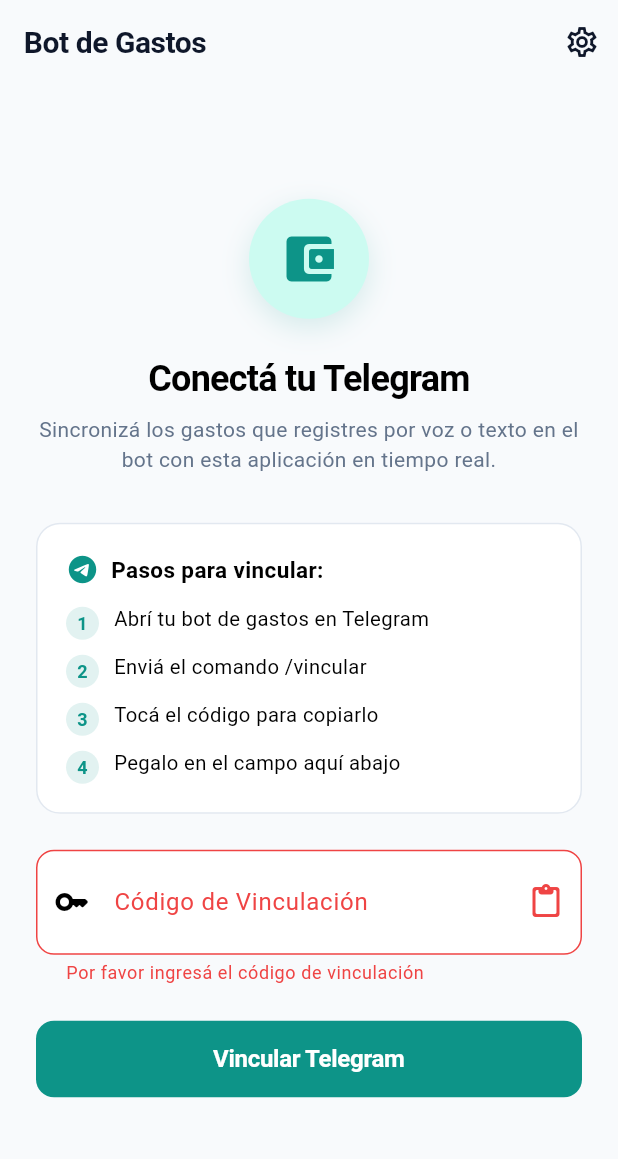
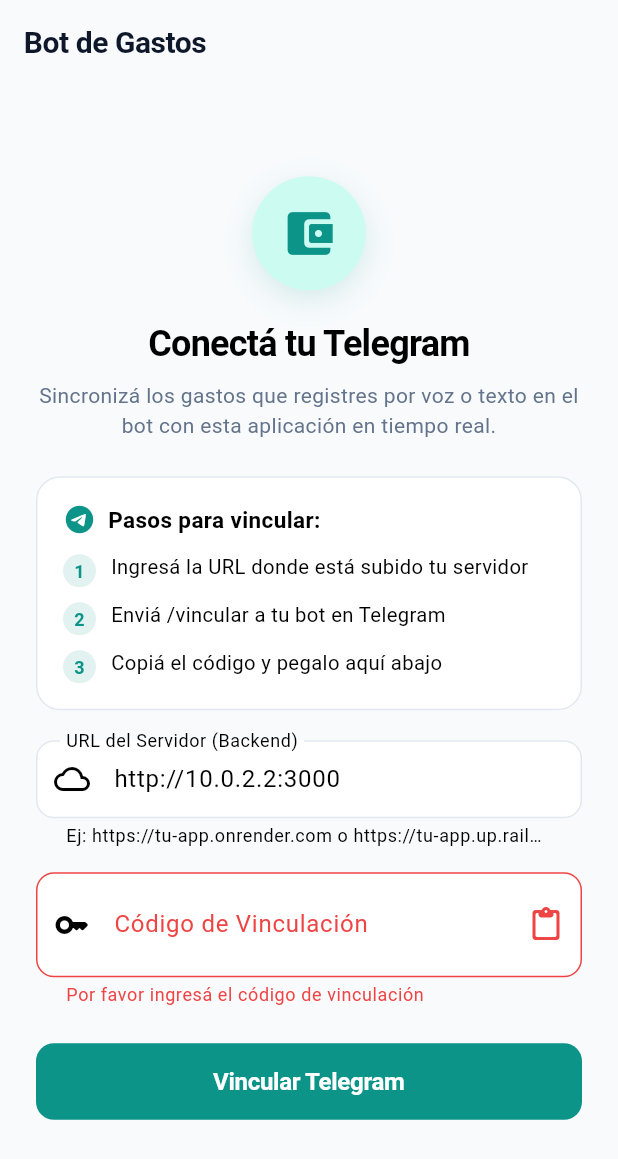
Before and after one commit to Santiago-Carrizo7/bot-gastos, a Flutter app: the screen it shows after launch, after a tap on "Vincular Telegram", on a phone screen of 412 x 824 dp. Shown: the top 1159 px of the screen. Run offline on Flutter 3.47's test engine with Material 3 defaults, Android fonts, the phone set to English and light mode, and no system bars; our stand-ins replace dio, fl_chart, flutter_riverpod, flutter_secure_storage; network calls fail.

Commit message:
fix(mobile): habilitar permiso internet en AndroidManifest y corregir vinculacion remota

```diff
--- a/mobile/lib/core/api/api_client.dart
+++ b/mobile/lib/core/api/api_client.dart
@@ -10,9 +10,9 @@
       : dio = customDio ?? Dio() {
     dio.options = BaseOptions(
       baseUrl: ApiEndpoints.defaultBaseUrl,
-      connectTimeout: const Duration(seconds: 10),
-      receiveTimeout: const Duration(seconds: 10),
-      sendTimeout: const Duration(seconds: 10),
+      connectTimeout: const Duration(seconds: 45),
+      receiveTimeout: const Duration(seconds: 45),
+      sendTimeout: const Duration(seconds: 30),
       headers: {
         'Content-Type': 'application/json',
         'Accept': 'application/json',
@@ -25,15 +25,21 @@
           // Inyectar URL base dinámica
           final customUrl = await storageService.getApiBaseUrl();
           if (customUrl != null && customUrl.trim().isNotEmpty) {
-            options.baseUrl = customUrl.trim();
+            var clean = customUrl.trim();
+            if (clean.endsWith('/')) {
+              clean = clean.substring(0, clean.length - 1);
+            }
+            options.baseUrl = clean;
           } else {
             options.baseUrl = ApiEndpoints.defaultBaseUrl;
           }
 
-          // Inyectar Bearer token
-          final token = await storageService.getAuthToken();
-          if (token != null && token.isNotEmpty) {
-            options.headers['Authorization'] = 'Bearer $token';
+          // Inyectar Bearer token si no fue especificado explícitamente en la llamada
+          if (!options.headers.containsKey('Authorization')) {
+            final token = await storageService.getAuthToken();
+            if (token != null && token.isNotEmpty) {
+              options.headers['Authorization'] = 'Bearer $token';
+            }
           }
 
           handler.next(options);
--- a/mobile/lib/features/auth/data/auth_repository.dart
+++ b/mobile/lib/features/auth/data/auth_repository.dart
@@ -1,3 +1,4 @@
+import 'dart:convert';
 import 'package:dio/dio.dart';
 import '../../../core/api/api_client.dart';
 import '../../../core/api/api_endpoints.dart';
@@ -11,10 +12,40 @@
 
   AuthRepository({required this.apiClient, required this.storageService});
 
+  /// Decodifica el payload base64url generado por /vincular en Telegram
+  UserModel _decodeTokenPayload(String token) {
+    try {
+      final normalized = base64Url.normalize(token.trim());
+      final decodedStr = utf8.decode(base64Url.decode(normalized));
+      final map = jsonDecode(decodedStr) as Map<String, dynamic>;
+
+      final userId = map['userId']?.toString();
+      final telegramId = map['telegramId']?.toString() ?? 'Conectado';
+
+      if (userId == null || userId.isEmpty) {
+        throw const FormatException('Token sin userId');
+      }
+
+      return UserModel(
+        id: userId,
+        telegramId: telegramId,
+      );
+    } catch (_) {
+      throw ApiException(
+        message: 'El código ingresado no tiene un formato válido. Copialo nuevamente desde /vincular en Telegram.',
+        code: 'INVALID_TOKEN_FORMAT',
+      );
+    }
+  }
+
   /// Verifica el token contra el backend y lo persiste si es válido
   Future<UserModel> verifyAndSaveToken(String token) async {
+    final cleanToken = token.trim();
+    // 1. Validar formato local del token base64url
+    final decodedUser = _decodeTokenPayload(cleanToken);
+
     try {
-      final cleanToken = token.trim();
+      // 2. Intentar validar contra /api/me
       final response = await apiClient.dio.get(
         ApiEndpoints.me,
         options: Options(
@@ -31,6 +62,32 @@
       await storageService.saveUserInfo(userId: user.id, telegramId: user.telegramId);
 
       return user;
+    } on DioException catch (e) {
+      // Si el backend remoto aún no tiene desplegado /api/me (404),
+      // validamos conectividad y autenticación contra /api/categories
+      if (e.response?.statusCode == 404) {
+        try {
+          await apiClient.dio.get(
+            ApiEndpoints.categories,
+            options: Options(
+              headers: {
+                'Authorization': 'Bearer $cleanToken',
+              },
+            ),
+          );
+
+          await storageService.saveAuthToken(cleanToken);
+          await storageService.saveUserInfo(
+            userId: decodedUser.id,
+            telegramId: decodedUser.telegramId,
+          );
+
+          return decodedUser;
+        } catch (fallbackErr) {
+          throw ApiErrorHandler.handle(fallbackErr);
+        }
+      }
+      throw ApiErrorHandler.handle(e);
     } catch (e) {
       throw ApiErrorHandler.handle(e);
     }
@@ -38,10 +95,27 @@
 
   /// Consulta el usuario actual usando el token almacenado
   Future<UserModel> getCurrentUser() async {
+    final token = await storageService.getAuthToken();
+    if (token == null || token.trim().isEmpty) {
+      throw ApiException(message: 'No hay sesión activa', code: 'NO_TOKEN');
+    }
+
     try {
       final response = await apiClient.dio.get(ApiEndpoints.me);
       final data = response.data['data'] as Map<String, dynamic>;
       return UserModel.fromJson(data);
+    } on DioException catch (e) {
+      if (e.response?.statusCode == 404) {
+        // Fallback para backend en producción sin /api/me
+        try {
+          await apiClient.dio.get(ApiEndpoints.categories);
+          final decoded = _decodeTokenPayload(token);
+          return decoded;
+        } catch (fallbackErr) {
+          throw ApiErrorHandler.handle(fallbackErr);
+        }
+      }
+      throw ApiErrorHandler.handle(e);
     } catch (e) {
       throw ApiErrorHandler.handle(e);
     }
--- a/mobile/lib/features/auth/presentation/link_screen.dart
+++ b/mobile/lib/features/auth/presentation/link_screen.dart
@@ -15,13 +15,31 @@
 
 class _LinkScreenState extends ConsumerState<LinkScreen> {
   final TextEditingController _tokenController = TextEditingController();
+  final TextEditingController _urlController = TextEditingController();
   final _formKey = GlobalKey<FormState>();
   bool _isLoading = false;
   String? _errorMessage;
 
   @override
+  void initState() {
+    super.initState();
+    _loadCurrentUrl();
+  }
+
+  Future<void> _loadCurrentUrl() async {
+    final storage = ref.read(secureStorageProvider);
+    final savedUrl = await storage.getApiBaseUrl();
+    if (mounted) {
+      setState(() {
+        _urlController.text = savedUrl ?? ApiEndpoints.defaultBaseUrl;
+      });
+    }
+  }
+
+  @override
   void dispose() {
     _tokenController.dispose();
+    _urlController.dispose();
     super.dispose();
   }
 
@@ -43,6 +61,13 @@
       _errorMessage = null;
     });
 
+    // Guardar primero la URL del servidor ingresada
+    var cleanUrl = _urlController.text.trim();
+    if (cleanUrl.endsWith('/')) {
+      cleanUrl = cleanUrl.substring(0, cleanUrl.length - 1);
+    }
+    await ref.read(secureStorageProvider).saveApiBaseUrl(cleanUrl);
+
     final success = await ref
         .read(authNotifierProvider.notifier)
         .linkAccount(_tokenController.text.trim());
@@ -57,60 +82,9 @@
       final authState = ref.read(authNotifierProvider);
       setState(() {
         _errorMessage = authState.errorMessage ??
-            'No se pudo vincular la cuenta. Verificá que el código sea correcto y que el servidor esté activo.';
+            'No se pudo conectar con el servidor ($cleanUrl). Verificá la URL del backend y el código de vinculación.';
       });
     }
-  }
-
-  void _showServerConfigDialog() {
-    final storage = ref.read(secureStorageProvider);
-    final controller = TextEditingController();
-
-    storage.getApiBaseUrl().then((current) {
-      controller.text = current ?? ApiEndpoints.defaultBaseUrl;
-
-      if (!mounted) return;
-      showDialog(
-        context: context,
-        builder: (ctx) => AlertDialog(
-          title: const Text('Configurar Servidor'),
-          content: Column(
-            mainAxisSize: MainAxisSize.min,
-            crossAxisAlignment: CrossAxisAlignment.start,
-            children: [
-              const Text(
-                'Si estás probando en dispositivo físico o red local, indicá la IP de tu PC (ej: http://192.168.1.50:3000):',
-                style: TextStyle(fontSize: 13),
-              ),
-              const SizedBox(height: 12),
-              TextField(
-                controller: controller,
-                decoration: const InputDecoration(
-                  labelText: 'URL Base del Backend',
-                  hintText: 'http://10.0.2.2:3000',
-                ),
-              ),
-            ],
-          ),
-          actions: [
-            TextButton(
-              onPressed: () => Navigator.pop(ctx),
-              child: const Text('Cancelar'),
-            ),
-            ElevatedButton(
-              onPressed: () async {
-                final url = controller.text.trim();
-                if (url.isNotEmpty) {
-                  await storage.saveApiBaseUrl(url);
-                }
-                if (ctx.mounted) Navigator.pop(ctx);
-              },
-              child: const Text('Guardar'),
-            ),
-          ],
-        ),
-      );
-    });
   }
 
   @override
@@ -121,13 +95,6 @@
     return Scaffold(
       appBar: AppBar(
         title: const Text('Bot de Gastos'),
-        actions: [
-          IconButton(
-            icon: const Icon(Icons.settings_outlined),
-            tooltip: 'Configurar URL de servidor',
-            onPressed: _showServerConfigDialog,
-          ),
-        ],
       ),
       body: SafeArea(
         child: Center(
@@ -141,8 +108,8 @@
                   // Icono Hero
                   Center(
                     child: Container(
-                      width: 80,
-                      height: 80,
+                      width: 76,
+                      height: 76,
                       decoration: BoxDecoration(
                         color: isDark
                             ? AppColors.surfaceDark
@@ -158,12 +125,12 @@
                       ),
                       child: const Icon(
                         Icons.account_balance_wallet_rounded,
-                        size: 40,
+                        size: 38,
                         color: AppColors.primary,
                       ),
                     ),
                   ),
-                  const SizedBox(height: 24),
+                  const SizedBox(height: 20),
 
                   // Título & Subtítulo
                   Text(
@@ -186,12 +153,12 @@
                       height: 1.4,
                     ),
                   ),
-                  const SizedBox(height: 32),
+                  const SizedBox(height: 24),
 
                   // Card de Instrucciones
                   Card(
                     child: Padding(
-                      padding: const EdgeInsets.all(20.0),
+                      padding: const EdgeInsets.all(18.0),
                       child: Column(
                         crossAxisAlignment: CrossAxisAlignment.start,
                         children: [
@@ -214,16 +181,38 @@
                               ),
                             ],
                           ),
-                          const SizedBox(height: 14),
-                          _buildStepItem('1', 'Abrí tu bot de gastos en Telegram'),
-                          _buildStepItem('2', 'Enviá el comando /vincular'),
-                          _buildStepItem('3', 'Tocá el código para copiarlo'),
-                          _buildStepItem('4', 'Pegalo en el campo aquí abajo', isLast: true),
+                          const SizedBox(height: 12),
+                          _buildStepItem('1', 'Ingresá la URL donde está subido tu servidor'),
+                          _buildStepItem('2', 'Enviá /vincular a tu bot en Telegram'),
+                          _buildStepItem('3', 'Copiá el código y pegalo aquí abajo', isLast: true),
                         ],
                       ),
                     ),
                   ),
-                  const SizedBox(height: 24),
+                  const SizedBox(height: 20),
+
+                  // Campo de URL del Servidor Remoto
+                  TextFormField(
+                    controller: _urlController,
+                    keyboardType: TextInputType.url,
+                    decoration: const InputDecoration(
+                      labelText: 'URL del Servidor (Backend)',
+                      hintText: 'https://tu-backend.onrender.com',
+                      helperText: 'Ej: https://tu-app.onrender.com o https://tu-app.up.railway.app',
+                      prefixIcon: Icon(Icons.cloud_outlined),
+                    ),
+                    validator: (value) {
+                      if (value == null || value.trim().isEmpty) {
+                        return 'Ingresá la URL de tu servidor backend';
+                      }
+                      if (!value.trim().startsWith('http://') &&
+                          !value.trim().startsWith('https://')) {
+                        return 'La URL debe comenzar con https:// o http://';
+                      }
+                      return null;
+                    },
+                  ),
+                  const SizedBox(height: 16),
 
                   // Campo de Token
                   TextFormField(
@@ -232,7 +221,7 @@
                     minLines: 1,
                     decoration: InputDecoration(
                       labelText: 'Código de Vinculación',
-                      hintText: 'Pegá el código obtenido de Telegram...',
+                      hintText: 'Pegá el código obtenido con /vincular...',
                       prefixIcon: const Icon(Icons.key_rounded),
                       suffixIcon: IconButton(
                         icon: const Icon(Icons.content_paste_rounded),
--- a/mobile/lib/features/auth/providers/auth_provider.dart
+++ b/mobile/lib/features/auth/providers/auth_provider.dart
@@ -52,8 +52,8 @@
     }
   }
 
+  /// No cambia el estado global a loading para no desmontar LinkScreen ni borrar el input
   Future<bool> linkAccount(String token) async {
-    state = AuthState.loading();
     try {
       final user = await _repository.verifyAndSaveToken(token);
       state = AuthState.authenticated(user);
```
Also changed, not shown: mobile/lib/features/expenses/data/expense_repository.dart (+35 -1 lines), 1 other file.
